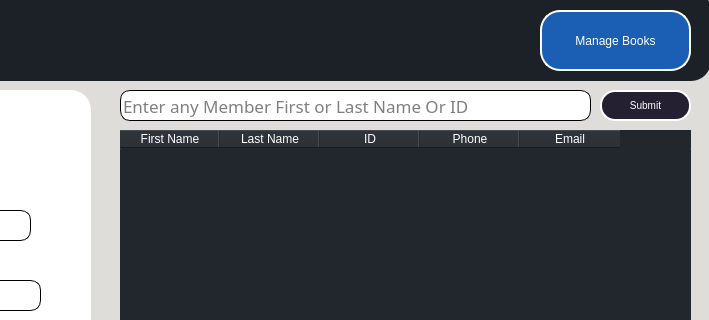
This is Library Agent/Ui/Agent_members.ui in mohammedyazid/Library as Qt 5 draws it before an edit; both pictures show x 470 to 1179 and y 0 to 320 of the 1179 by 723 pixel window. The edited form follows.
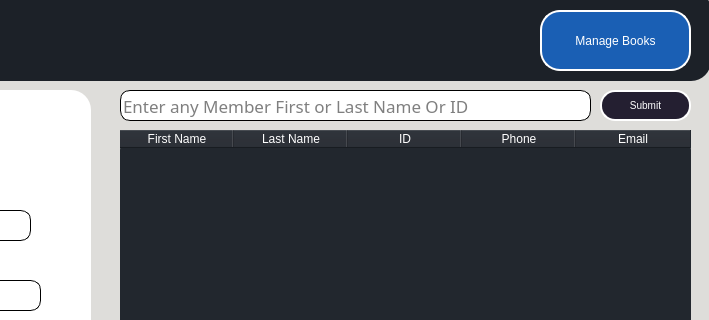
This is the edited form. Icons and pictures are not drawn.

```diff
--- a/Library Agent/Ui/Agent_members.ui
+++ b/Library Agent/Ui/Agent_members.ui
@@ -151,6 +151,9 @@
     <property name="editTriggers">
      <set>QAbstractItemView::NoEditTriggers</set>
     </property>
+    <attribute name="horizontalHeaderDefaultSectionSize">
+     <number>114</number>
+    </attribute>
     <column>
      <property name="text">
       <string>First Name</string>
```
